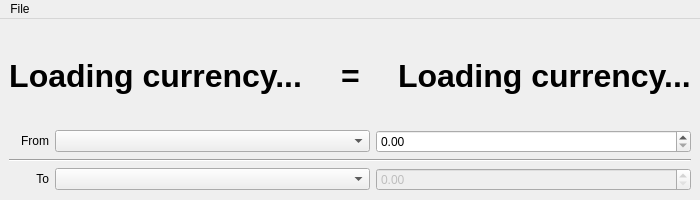
Old version of the form currency-converter/mainwindow.ui in the repository xavier-berthiaume/currency-converter.
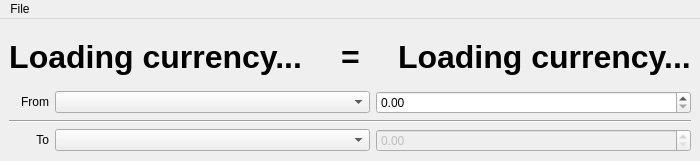
New version of the form.

Commit message:
Implemented a new table widget
New widget displays all currency rates in a single view.
MVC is used to make the table more extensible in the future. At the
moment the model isn't fully implemented either.

What changed in the file:
```diff
--- a/currency-converter/mainwindow.ui
+++ b/currency-converter/mainwindow.ui
@@ -7,11 +7,11 @@
     <x>0</x>
     <y>0</y>
     <width>700</width>
-    <height>200</height>
+    <height>161</height>
    </rect>
   </property>
   <property name="sizePolicy">
-   <sizepolicy hsizetype="Fixed" vsizetype="Fixed">
+   <sizepolicy hsizetype="Fixed" vsizetype="Preferred">
     <horstretch>0</horstretch>
     <verstretch>0</verstretch>
    </sizepolicy>
@@ -19,13 +19,13 @@
   <property name="minimumSize">
    <size>
     <width>700</width>
-    <height>200</height>
+    <height>0</height>
    </size>
   </property>
   <property name="maximumSize">
    <size>
     <width>700</width>
-    <height>200</height>
+    <height>100000</height>
    </size>
   </property>
   <property name="windowTitle">
```
The commit also changes 6 other files.
